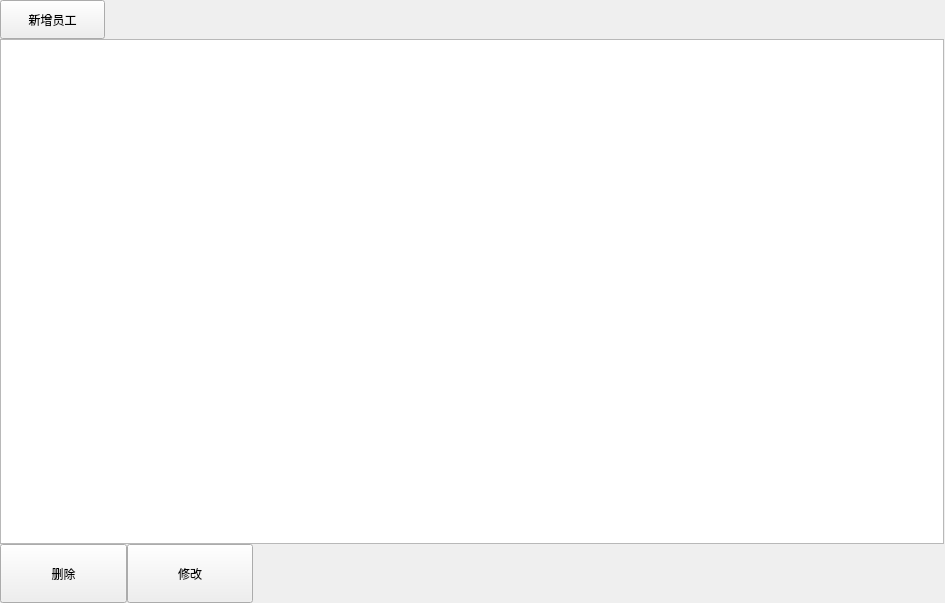
zgj0607/Py-store, file View/users/ui/ui_staff.ui: the form before one commit.
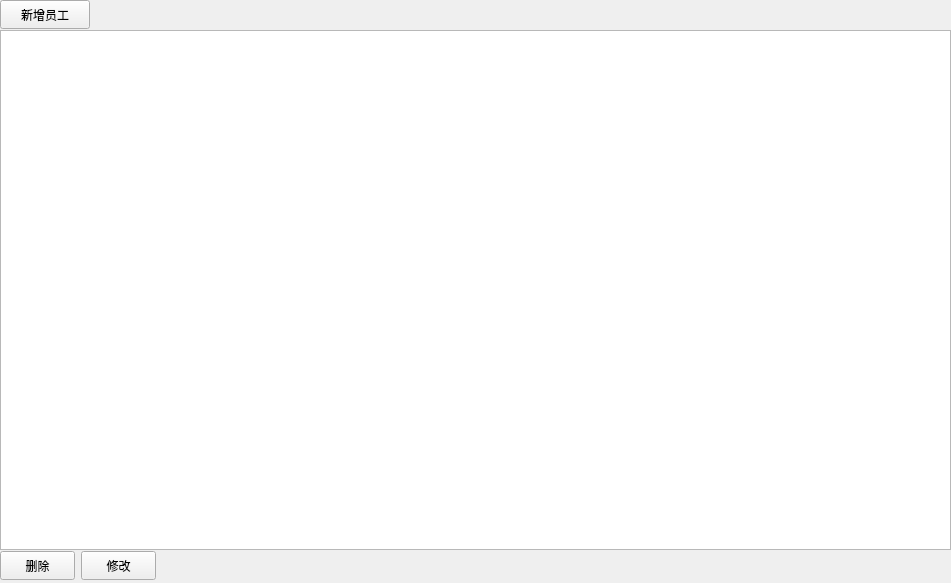
The form after the commit.

What changed in the file:
```diff
--- a/View/users/ui/ui_staff.ui
+++ b/View/users/ui/ui_staff.ui
@@ -6,27 +6,14 @@
    <rect>
     <x>0</x>
     <y>0</y>
-    <width>945</width>
-    <height>603</height>
+    <width>951</width>
+    <height>583</height>
    </rect>
   </property>
   <property name="windowTitle">
    <string>Form</string>
   </property>
-  <widget class="QWidget" name="layoutWidget">
-   <property name="geometry">
-    <rect>
-     <x>0</x>
-     <y>0</y>
-     <width>944</width>
-     <height>603</height>
-    </rect>
-   </property>
-   <layout class="QVBoxLayout" name="verticalLayout_12">
-    <property name="spacing">
-     <number>0</number>
-    </property>
-    <item>
+  <widget class="QWidget" name="">
      <layout class="QHBoxLayout" name="horizontalLayout_4">
       <item>
        <widget class="QPushButton" name="add_staff">
@@ -38,14 +25,14 @@
         </property>
         <property name="minimumSize">
          <size>
-          <width>105</width>
-          <height>39</height>
+        <width>90</width>
+        <height>29</height>
          </size>
         </property>
         <property name="maximumSize">
          <size>
-          <width>105</width>
-          <height>39</height>
+        <width>90</width>
+        <height>29</height>
          </size>
         </property>
         <property name="text">
@@ -67,15 +54,101 @@
        </spacer>
       </item>
      </layout>
+  </widget>
+  <widget class="QWidget" name="">
+   <property name="geometry">
+    <rect>
+     <x>0</x>
+     <y>550</y>
+     <width>951</width>
+     <height>32</height>
+    </rect>
+   </property>
+   <layout class="QHBoxLayout" name="horizontalLayout_13">
+    <item>
+     <widget class="QPushButton" name="delete_staff">
+      <property name="sizePolicy">
+       <sizepolicy hsizetype="Minimum" vsizetype="Expanding">
+        <horstretch>0</horstretch>
+        <verstretch>0</verstretch>
+       </sizepolicy>
+      </property>
+      <property name="minimumSize">
+       <size>
+        <width>75</width>
+        <height>29</height>
+       </size>
+      </property>
+      <property name="maximumSize">
+       <size>
+        <width>75</width>
+        <height>29</height>
+       </size>
+      </property>
+      <property name="text">
+       <string>删除</string>
+      </property>
+     </widget>
     </item>
     <item>
-     <layout class="QVBoxLayout" name="verticalLayout_5">
+     <widget class="QPushButton" name="update_staff">
+      <property name="sizePolicy">
+       <sizepolicy hsizetype="Minimum" vsizetype="Expanding">
+        <horstretch>0</horstretch>
+        <verstretch>0</verstretch>
+       </sizepolicy>
+      </property>
+      <property name="minimumSize">
+       <size>
+        <width>75</width>
+        <height>29</height>
+       </size>
+      </property>
+      <property name="maximumSize">
+       <size>
+        <width>75</width>
+        <height>29</height>
+       </size>
+      </property>
+      <property name="text">
+       <string>修改</string>
+      </property>
+     </widget>
+    </item>
       <item>
+     <spacer name="horizontalSpacer_3">
+      <property name="orientation">
+       <enum>Qt::Horizontal</enum>
+      </property>
+      <property name="sizeHint" stdset="0">
+       <size>
+        <width>40</width>
+        <height>20</height>
+       </size>
+      </property>
+     </spacer>
+    </item>
+   </layout>
+  </widget>
        <widget class="QTableView" name="staff_table">
+   <property name="geometry">
+    <rect>
+     <x>0</x>
+     <y>30</y>
+     <width>951</width>
+     <height>520</height>
+    </rect>
+   </property>
         <property name="minimumSize">
          <size>
-          <width>940</width>
-          <height>491</height>
+     <width>951</width>
+     <height>520</height>
+    </size>
+   </property>
+   <property name="maximumSize">
+    <size>
+     <width>941</width>
+     <height>520</height>
          </size>
         </property>
         <property name="selectionBehavior">
@@ -90,78 +163,6 @@
         <attribute name="verticalHeaderVisible">
          <bool>false</bool>
         </attribute>
-       </widget>
-      </item>
-      <item>
-       <layout class="QHBoxLayout" name="horizontalLayout_13">
-        <item>
-         <widget class="QPushButton" name="delete_staff">
-          <property name="sizePolicy">
-           <sizepolicy hsizetype="Minimum" vsizetype="Expanding">
-            <horstretch>0</horstretch>
-            <verstretch>0</verstretch>
-           </sizepolicy>
-          </property>
-          <property name="minimumSize">
-           <size>
-            <width>127</width>
-            <height>59</height>
-           </size>
-          </property>
-          <property name="maximumSize">
-           <size>
-            <width>127</width>
-            <height>59</height>
-           </size>
-          </property>
-          <property name="text">
-           <string>删除</string>
-          </property>
-         </widget>
-        </item>
-        <item>
-         <widget class="QPushButton" name="update_staff">
-          <property name="sizePolicy">
-           <sizepolicy hsizetype="Minimum" vsizetype="Expanding">
-            <horstretch>0</horstretch>
-            <verstretch>0</verstretch>
-           </sizepolicy>
-          </property>
-          <property name="minimumSize">
-           <size>
-            <width>126</width>
-            <height>59</height>
-           </size>
-          </property>
-          <property name="maximumSize">
-           <size>
-            <width>126</width>
-            <height>59</height>
-           </size>
-          </property>
-          <property name="text">
-           <string>修改</string>
-          </property>
-         </widget>
-        </item>
-        <item>
-         <spacer name="horizontalSpacer_3">
-          <property name="orientation">
-           <enum>Qt::Horizontal</enum>
-          </property>
-          <property name="sizeHint" stdset="0">
-           <size>
-            <width>40</width>
-            <height>20</height>
-           </size>
-          </property>
-         </spacer>
-        </item>
-       </layout>
-      </item>
-     </layout>
-    </item>
-   </layout>
   </widget>
  </widget>
  <resources/>
```
Lines whose indentation alone changed are shown as unchanged.
